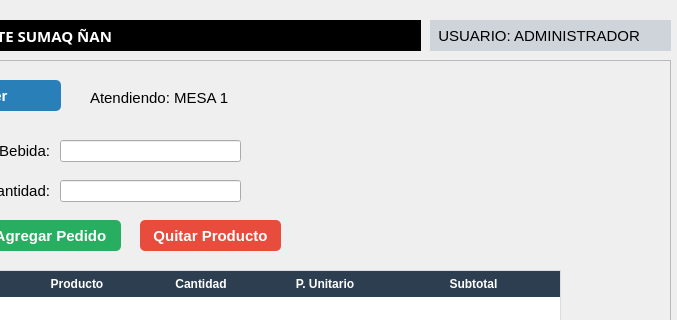
This is Dasboard.ui in jairturinparedes27-boop/restauran as Qt 5 draws it before an edit; both pictures show x 300 to 977 and y 0 to 320 of the 977 by 638 pixel window. The edited form follows.
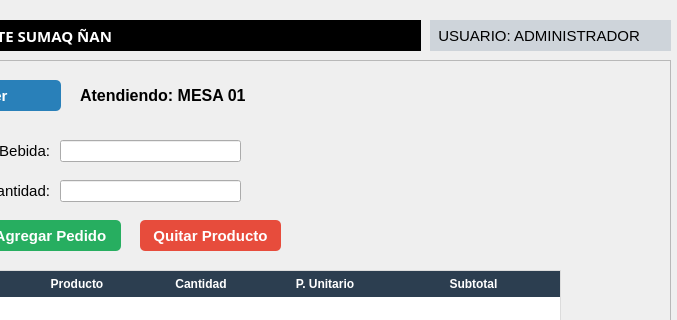
This is the edited form. The open tabs and pages were chosen to show the change.

What changed in the file:
```diff
--- a/Dasboard.ui
+++ b/Dasboard.ui
@@ -3604,19 +3604,23 @@
           <widget class="QLabel" name="lblAtender">
            <property name="geometry">
             <rect>
-             <x>220</x>
-             <y>30</y>
-             <width>151</width>
-             <height>16</height>
+             <x>210</x>
+             <y>20</y>
+             <width>481</width>
+             <height>31</height>
             </rect>
            </property>
            <property name="font">
             <font>
-             <pointsize>11</pointsize>
+             <pointsize>12</pointsize>
+             <bold>true</bold>
             </font>
            </property>
            <property name="text">
-            <string>Atendiendo: MESA 1 </string>
+            <string>Atendiendo: MESA 01</string>
+           </property>
+           <property name="alignment">
+            <set>Qt::AlignLeading|Qt::AlignLeft|Qt::AlignVCenter</set>
            </property>
           </widget>
           <widget class="QLabel" name="lblBuscarPlato">
```
